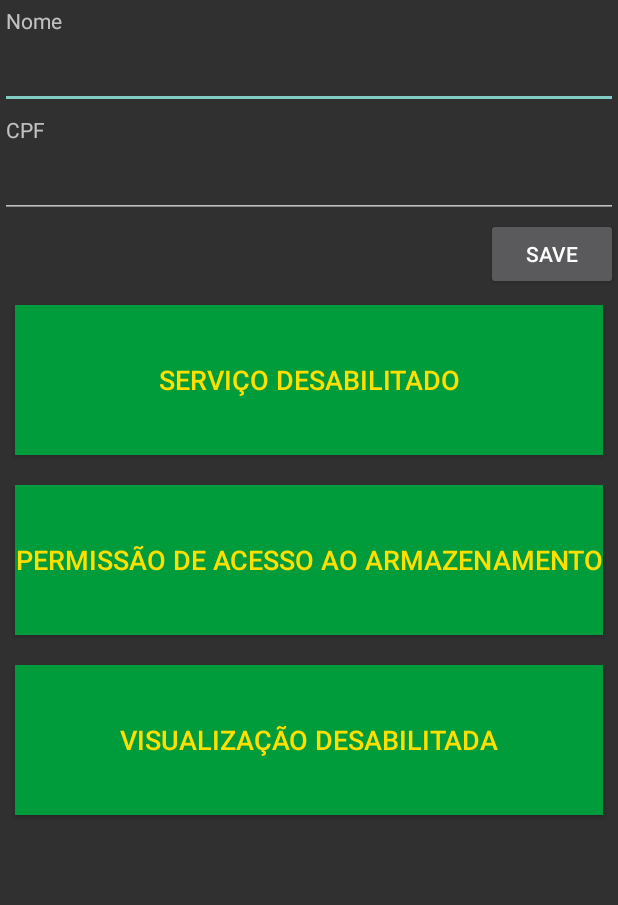
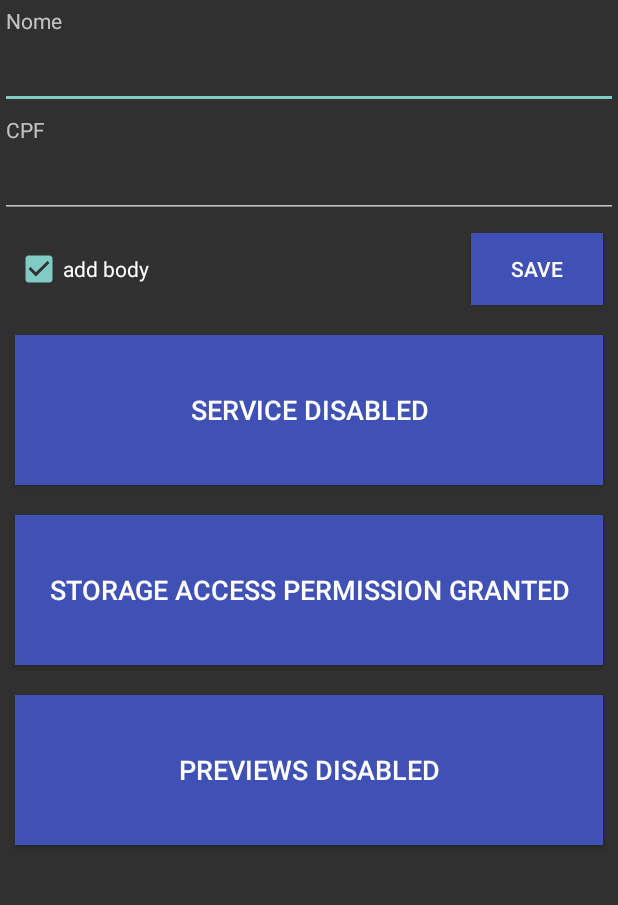
Before and after one commit to blackgee/EleicaoSemFake, an Android app: the screen it shows after launch (MainActivity), after a tap on "SAVE", on a phone screen of 412 x 824 dp, the part 84-989 px from its top. Run offline under Robolectric (Android 15) with nearby library versions, the phone set to English and light mode, and no system bars; 1 other tap on this screen came first.

Commit message:
reverse string.xml values

```diff
--- a/app/src/main/java/com/example/pc/eleiosemfake/MainActivity.kt
+++ b/app/src/main/java/com/example/pc/eleiosemfake/MainActivity.kt
@@ -1,54 +1,38 @@
 package com.tomer.screenshotsharer
 
 import android.Manifest
-import android.content.ActivityNotFoundException
 import android.content.Context
 import android.content.Intent
+import android.content.SharedPreferences
 import android.content.pm.PackageManager
 import android.net.Uri
-import android.os.Build
 import android.os.Bundle
 import android.provider.Settings
-import android.support.annotation.RequiresApi
 import android.support.v4.app.ActivityCompat
-import android.support.v4.content.ContextCompat
 import android.support.v7.app.AppCompatActivity
 import android.view.Menu
 import android.view.MotionEvent
 import android.view.View
+import android.widget.CheckBox
 import android.widget.Toast
+import com.example.pc.eleiosemfake.Parameters
 import com.example.pc.eleiosemfake.R
 import kotlinx.android.synthetic.main.activity_main.*
-import android.graphics.Bitmap
-import android.os.Environment
-import android.os.Environment.getExternalStorageDirectory
-import com.example.pc.eleiosemfake.Parameters
-import java.io.File
-import java.io.FileOutputStream
-import java.util.*
 
 
 class MainActivity : AppCompatActivity(), View.OnTouchListener, View.OnClickListener {
 
+    var sharedPref: SharedPreferences? = null
 
     override fun onCreate(savedInstanceState: Bundle?) {
         super.onCreate(savedInstanceState)
         setContentView(R.layout.activity_main)
         loadUserInfo()
-
-//        startService(Intent(this, AssistLoggerService::class.java))
+        sharedPref = getSharedPreferences(Parameters.SHARED_PREF, Context.MODE_PRIVATE)
     }
 
     override fun onCreateOptionsMenu(menu: Menu?): Boolean {
         menuInflater.inflate(R.menu.main_menu, menu)
-        /*menu?.findItem(R.id.github)?.setOnMenuItemClickListener {
-            try {
-                val intent = Intent(Intent.ACTION_VIEW, Uri.parse("https://github.com/rosenpin/Screenshot-Sharer"))
-                startActivity(intent)
-            } catch (ignored: ActivityNotFoundException) {
-            }
-            true
-        }*/
         return super.onCreateOptionsMenu(menu)
     }
 
@@ -61,6 +45,7 @@ class MainActivity : AppCompatActivity(), View.OnTouchListener, View.OnClickList
         storage.isClickable = false
         preview.isClickable = false
         btnSave.setOnClickListener(this)
+        chkBody.setOnClickListener(this)
     }
 
     override fun onActivityResult(requestCode: Int, resultCode: Int, data: Intent) {
@@ -99,12 +84,12 @@ class MainActivity : AppCompatActivity(), View.OnTouchListener, View.OnClickList
         when (v.id) {
             R.id.assistant -> {
                 startActivity(Intent(Settings.ACTION_VOICE_INPUT_SETTINGS))
-                Toast.makeText(this, "Select " + getString(R.string.app_name) + " as your assist app", Toast.LENGTH_SHORT).show()
+                Toast.makeText(this, getString(R.string.select_assist_app), Toast.LENGTH_SHORT).show()
             }
             R.id.storage -> ActivityCompat.requestPermissions(this, arrayOf(Manifest.permission.WRITE_EXTERNAL_STORAGE), 1)
             R.id.preview -> {
                 startActivity(Intent(Settings.ACTION_MANAGE_OVERLAY_PERMISSION, Uri.parse("package:" + packageName)))
-                Toast.makeText(this, "Permit drawing over other apps for previews", Toast.LENGTH_SHORT).show()
+                Toast.makeText(this, getString(R.string.permit_drawing_over_apps), Toast.LENGTH_SHORT).show()
             }
 
             else -> v.performClick()
@@ -115,14 +100,15 @@ class MainActivity : AppCompatActivity(), View.OnTouchListener, View.OnClickList
     override fun onClick(v: View?) {
        when(v?.id){
            R.id.btnSave -> saveUserInfo()
+           R.id.chkBody -> handleCheckboxEvent(v)
        }
     }
 
     private fun loadUserInfo() {
-        val sharedPref = getPreferences(Context.MODE_PRIVATE)
 
-        etName.setText(sharedPref.getString(Parameters.USER_NAME, ""))
-        etDocumentNumber.setText(sharedPref.getString(Parameters.DOCUMENT_INFO, ""))
+
+        etName.setText(sharedPref?.getString(Parameters.USER_NAME, ""))
+        etDocumentNumber.setText(sharedPref?.getString(Parameters.DOCUMENT_INFO, ""))
 
         setSupportActionBar(toolbar)
         supportActionBar?.title = getString(R.string.app_name)
@@ -130,12 +116,22 @@ class MainActivity : AppCompatActivity(), View.OnTouchListener, View.OnClickList
     }
 
     private fun saveUserInfo() {
-        val sharedPref = getPreferences(Context.MODE_PRIVATE) ?: return
-        with(sharedPref.edit()) {
-            putString(Parameters.USER_NAME, etName.text.toString())
-            putString(Parameters.DOCUMENT_INFO, etDocumentNumber.text.toString())
-            commit()
+
+        with(sharedPref?.edit()) {
+            this?.putString(Parameters.USER_NAME, etName.text.toString())
+            this?.putString(Parameters.DOCUMENT_INFO, etDocumentNumber.text.toString())
+        }?.commit()
+        Toast.makeText(this, getString(R.string.saved), Toast.LENGTH_SHORT).show()
+    }
+
+    private fun handleCheckboxEvent(v: View?) {
+        var isChecked = false
+        if ((v as CheckBox).isChecked) {
+            isChecked = true
         }
+        with(sharedPref?.edit()) {
+            this?.putBoolean(Parameters.ADD_BODY, isChecked)
+        }?.commit()
     }
 
 }
--- a/app/src/main/java/com/example/pc/eleiosemfake/Parameters.kt
+++ b/app/src/main/java/com/example/pc/eleiosemfake/Parameters.kt
@@ -8,5 +8,7 @@ class Parameters {
     companion object {
         val USER_NAME = "USER_NAME"
         val DOCUMENT_INFO = "DOCUMENT_INFO"
+        val ADD_BODY = "ADD_BODY"
+        val SHARED_PREF = "SHARED_PREF"
     }
 }
--- a/app/src/main/res/layout/activity_main.xml
+++ b/app/src/main/res/layout/activity_main.xml
@@ -51,12 +51,24 @@
         android:layout_width="match_parent"
         android:layout_height="wrap_content">
 
+        <CheckBox
+            android:id="@+id/chkBody"
+            android:layout_width="wrap_content"
+            android:layout_height="wrap_content"
+            android:layout_alignParentStart="true"
+            android:layout_centerVertical="true"
+            android:layout_marginStart="10dp"
+            android:text="add body" />
+
         <Button
             android:id="@+id/btnSave"
             android:layout_width="wrap_content"
             android:layout_height="wrap_content"
             android:layout_alignParentEnd="true"
             android:layout_alignParentTop="true"
+            android:background="@color/colorPrimary"
+            android:textColor="@color/colorAccent"
+            android:layout_margin="10dp"
             android:text="@string/save" />
 
 
@@ -69,8 +81,8 @@
         android:layout_margin="10dp"
         android:textOff="@string/service_disabled"
         android:textOn="@string/service_enabled"
-        android:background="@color/green"
-        android:textColor="@color/yellow"
+        android:background="@color/colorPrimary"
+        android:textColor="@color/colorAccent"
         android:textSize="18dp"
         app:layout_constraintBottom_toTopOf="@+id/storage"
         app:layout_constraintEnd_toEndOf="parent"
@@ -84,8 +96,8 @@
         android:layout_margin="10dp"
         android:textOff="@string/missing_permission_can_t_access_screenshots"
         android:textOn="@string/storage_access_permission_granted"
-        android:background="@color/green"
-        android:textColor="@color/yellow"
+        android:background="@color/colorPrimary"
+        android:textColor="@color/colorAccent"
         android:textSize="18dp"
         app:layout_constraintBottom_toTopOf="@+id/preview"
         app:layout_constraintEnd_toEndOf="parent"
@@ -99,8 +111,8 @@
         android:layout_margin="10dp"
         android:textOff="@string/previews_disabled"
         android:textOn="@string/previews_enabled"
-        android:background="@color/green"
-        android:textColor="@color/yellow"
+        android:background="@color/colorPrimary"
+        android:textColor="@color/colorAccent"
         android:textSize="18dp"
         app:layout_constraintBottom_toBottomOf="parent"
         app:layout_constraintEnd_toEndOf="parent"
--- a/app/src/main/res/values/colors.xml
+++ b/app/src/main/res/values/colors.xml
@@ -6,5 +6,4 @@
 
     <color name="green">#009B3A</color>
     <color name="yellow">#FEDF00</color>
-    <color name="blue">#002776</color>
 </resources>
--- a/app/src/main/res/values/strings.xml
+++ b/app/src/main/res/values/strings.xml
@@ -1,14 +1,21 @@
+<!DOCTYPE resources [<!ENTITY appname "Eleição sem fake">]>
 <resources>
-    <string name="app_name">Eleição sem fake</string>
-    <string name="service_enabled">Serviço habilitado</string>
-    <string name="service_disabled">Serviço desabilitado</string>
-    <string name="missing_permission_can_t_access_screenshots">Sem permissão! Impossibilitado de acessar as capturas de tela</string>
-    <string name="storage_access_permission_granted">Permissão de acesso ao armazenamento</string>
-    <string name="previews_enabled">Visualização habilitada</string>
-    <string name="previews_disabled">Visualização desabilitada</string>
-    <string name="Screenshot">Captura de tela</string>
+    <string name="app_name">&appname;</string>
+    <string name="service_enabled">Service Enabled</string>
+    <string name="service_disabled">Service Disabled</string>
+    <string name="missing_permission_can_t_access_screenshots">Missing Permission! Can\'t access screenshots</string>
+    <string name="storage_access_permission_granted">Storage access permission granted</string>
+    <string name="previews_enabled">Previews enabled</string>
+    <string name="previews_disabled">Previews disabled</string>
+    <string name="Screenshot">Screenshot</string>
 
-    <string name="save">Save</string>
+    <string name="select_assist_app">Select &appname; as your assist app</string>
+    <string name="permit_drawing_over_apps">Permit drawing over other apps preview</string>
+
+    <string name="save"> Save</string>
     <string name="nome">Nome</string>
     <string name="cpf">CPF</string>
+    <string name="email_body">Eu, acima identificado(a), solicito que seja investigada a denúncia encaminhada \n</string>
+    <string name="email_additional_body">Denúncia Anônima.</string>
+    <string name="saved">Saved Successfully</string>
 </resources>
```
Also changed, not shown: app/src/main/java/com/example/pc/eleiosemfake/AssistLoggerSession.kt (+23 -15 lines), 1 other file.
